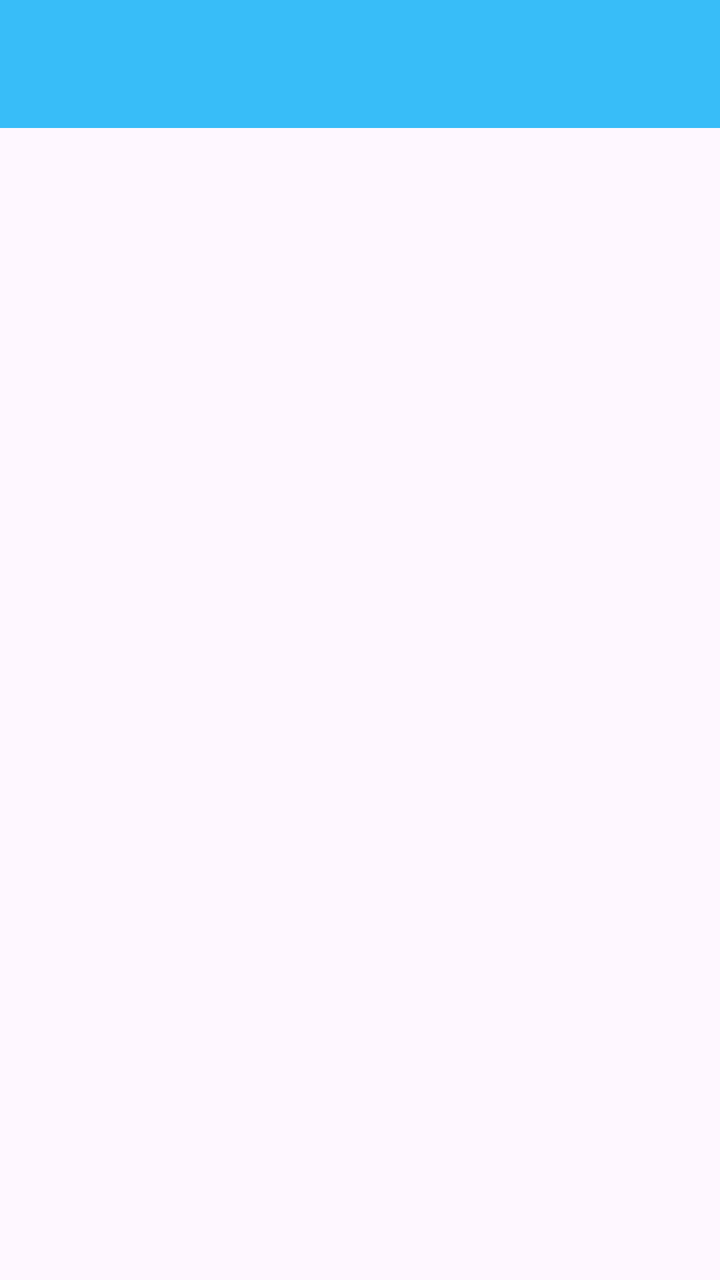
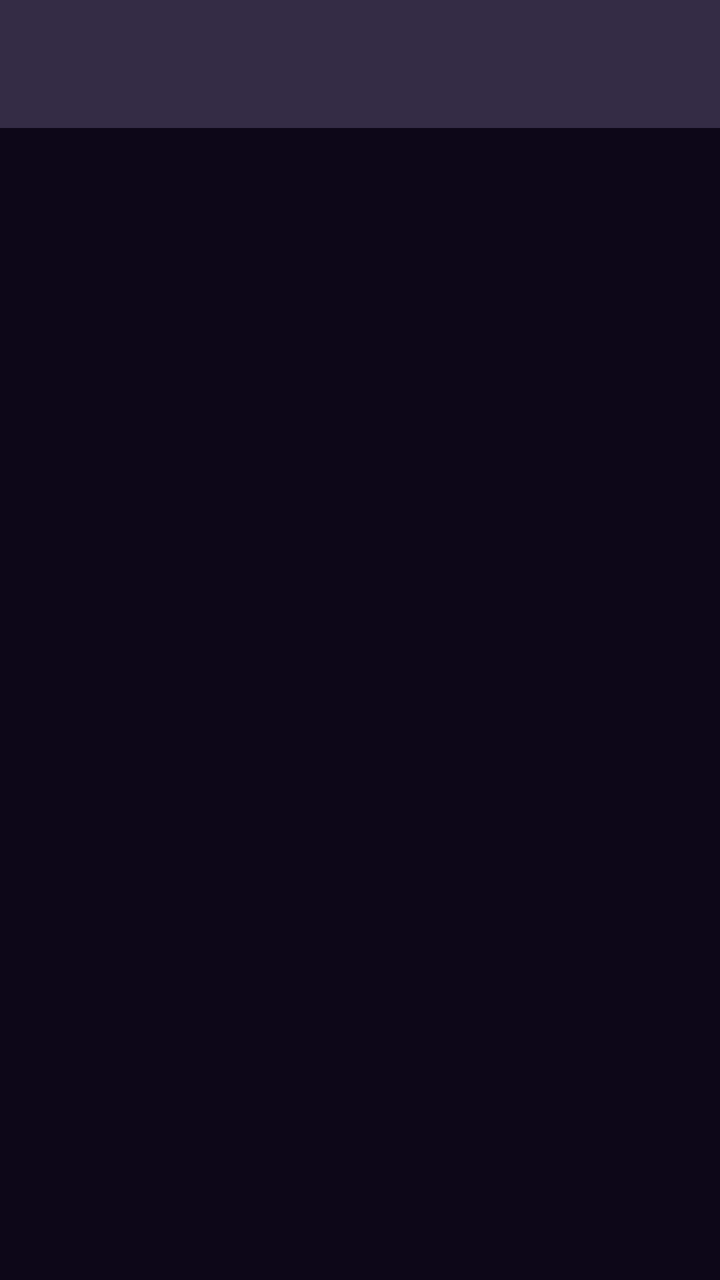

An Android layout rendered at two revisions. The XML below is the earlier revision; the diff shows what the commit changed to produce the second picture.
<!-- AndroidManifest.xml: application theme Theme.FPlus -->
<!-- res/layout/activity_model_manager.xml -->
<?xml version="1.0" encoding="utf-8"?>
<LinearLayout xmlns:android="http://schemas.android.com/apk/res/android"
    android:layout_width="match_parent"
    android:layout_height="match_parent"
    android:orientation="vertical">

    <androidx.appcompat.widget.Toolbar
        android:id="@+id/toolbar"
        android:layout_width="match_parent"
        android:layout_height="?attr/actionBarSize"
        android:background="?attr/colorPrimary"
        android:title="@string/models_option_title"
        android:titleTextColor="@android:color/white" />

    <ScrollView
        android:layout_width="match_parent"
        android:layout_height="0dp"
        android:layout_weight="1"
        android:padding="16dp">

        <LinearLayout
            android:id="@+id/model_list_container"
            android:layout_width="match_parent"
            android:layout_height="wrap_content"
            android:orientation="vertical" />
    </ScrollView>

</LinearLayout>
<!-- resources referenced by this layout -->
<resources>
  <string name="models_option_title">模型管理</string>
  <style name="Theme.FPlus" parent="Base.Theme.FPlus" />
  <style name="Base.Theme.FPlus" parent="Theme.Material3.DayNight.NoActionBar">
          <item name="colorPrimary">@color/accent</item>
  
          
          <item name="shapeAppearanceCornerExtraSmall">@style/ShapeAppearance.FPlus.NoCorner</item>
          <item name="shapeAppearanceCornerSmall">@style/ShapeAppearance.FPlus.NoCorner</item>
          <item name="shapeAppearanceCornerMedium">@style/ShapeAppearance.FPlus.NoCorner</item>
          <item name="shapeAppearanceCornerLarge">@style/ShapeAppearance.FPlus.NoCorner</item>
          <item name="shapeAppearanceCornerExtraLarge">@style/ShapeAppearance.FPlus.NoCorner</item>
      </style>
  <color name="accent">#38BDF8</color>
  <style name="ShapeAppearance.FPlus.NoCorner" parent="ShapeAppearance.Material3.Corner.Small">
          <item name="cornerFamily">rounded</item>
          <item name="cornerSize">0dp</item>
      </style>
</resources>

<!-- the commit's change to res/layout/activity_model_manager.xml (unified diff, before → after) -->
@@ -6,11 +6,10 @@
 
     <androidx.appcompat.widget.Toolbar
         android:id="@+id/toolbar"
+        style="@style/Widget.FPlus.Toolbar"
         android:layout_width="match_parent"
         android:layout_height="?attr/actionBarSize"
-        android:background="?attr/colorPrimary"
-        android:title="@string/models_option_title"
-        android:titleTextColor="@android:color/white" />
+        android:title="@string/models_option_title" />
 
     <ScrollView
         android:layout_width="match_parent"
<!-- resource entries referenced after the edit -->
@@ -1,9 +1,29 @@
 <!-- resources referenced by this layout -->
 <resources>
   <string name="models_option_title">模型管理</string>
+  <style name="Widget.FPlus.Toolbar" parent="Widget.Material3.Toolbar">
+          <item name="android:background">@color/bg_surface</item>
+          <item name="titleTextColor">@color/text_primary</item>
+          <item name="subtitleTextColor">@color/text_secondary</item>
+          <item name="android:elevation">0dp</item>
+      </style>
   <style name="Theme.FPlus" parent="Base.Theme.FPlus" />
-  <style name="Base.Theme.FPlus" parent="Theme.Material3.DayNight.NoActionBar">
+  <color name="bg_surface">#342C45</color>
+  <color name="text_primary">#FFEDEBF5</color>
+  <color name="text_secondary">#FFB2A9CE</color>
+  <style name="Base.Theme.FPlus" parent="Theme.Material3.Dark.NoActionBar">
           <item name="colorPrimary">@color/accent</item>
+          <item name="colorOnPrimary">@color/on_accent</item>
+  
+          
+          <item name="android:windowBackground">@color/bg_app</item>
+          <item name="android:colorBackground">@color/bg_app</item>
+          <item name="colorSurface">@color/bg_surface</item>
+  
+          
+          <item name="android:textColorPrimary">@color/text_primary</item>
+          <item name="android:textColorSecondary">@color/text_secondary</item>
+          <item name="colorOnSurface">@color/text_primary</item>
   
           
           <item name="shapeAppearanceCornerExtraSmall">@style/ShapeAppearance.FPlus.NoCorner</item>
@@ -11,11 +31,17 @@
           <item name="shapeAppearanceCornerMedium">@style/ShapeAppearance.FPlus.NoCorner</item>
           <item name="shapeAppearanceCornerLarge">@style/ShapeAppearance.FPlus.NoCorner</item>
           <item name="shapeAppearanceCornerExtraLarge">@style/ShapeAppearance.FPlus.NoCorner</item>
+  
+          
+          <item name="android:listDivider">@color/divider</item>
       </style>
-  <color name="accent">#38BDF8</color>
+  <color name="accent">#FFD0BCFF</color>
+  <color name="on_accent">#342C45</color>
+  <color name="bg_app">#FF0D0718</color>
   <style name="ShapeAppearance.FPlus.NoCorner" parent="ShapeAppearance.Material3.Corner.Small">
           <item name="cornerFamily">rounded</item>
           <item name="cornerSize">0dp</item>
       </style>
+  <color name="divider">#1AFFFFFF</color>
 </resources>
 
